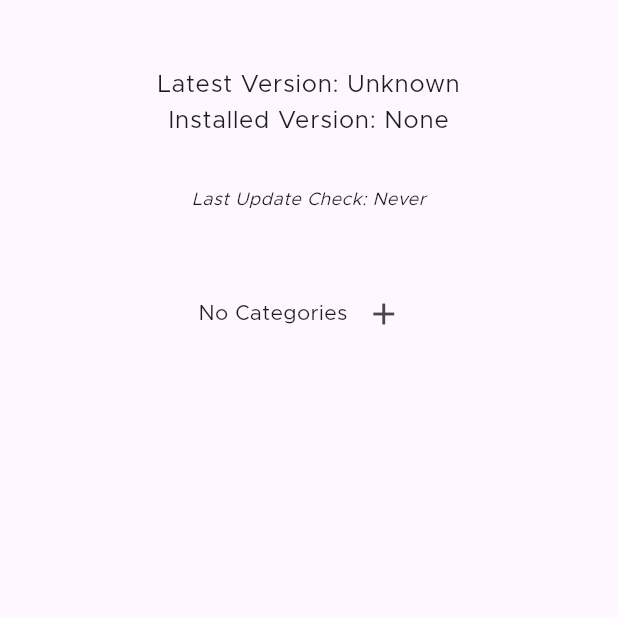
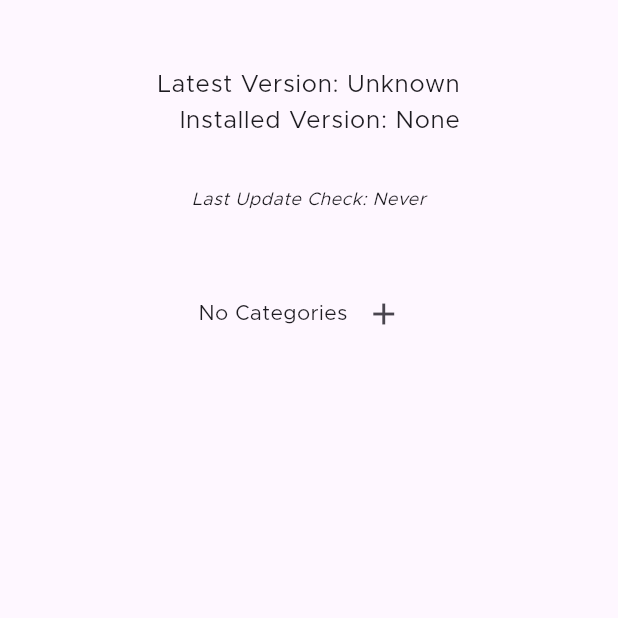
Before and after one commit to ImranR98/Obtainium, a Flutter app: the AppPage screen opened directly with empty values, on a phone screen of 412 x 824 dp, the part 466-1084 px from its top. Run offline on Flutter 3.47's test engine with Material 2 defaults, Android fonts, the phone set to English and light mode, and no system bars; drawn by our look-alikes of dynamic_color; our stand-ins replace device_info_plus, easy_localization, file_picker, flutter_local_notifications, flutter_markdown, fluttertoast and 5 more; missing offline and left inert: android_alarm_manager_plus, android_intent_plus, android_package_installer, flutter_fgbg, installed_apps, markdown and 1 more; accounts and stored records are empty.

Commit message:
Improve version text alignment on app page (#607)

```diff
--- a/lib/pages/app.dart
+++ b/lib/pages/app.dart
@@ -1,3 +1,5 @@
+import 'dart:ui';
+
 import 'package:easy_localization/easy_localization.dart';
 import 'package:flutter/material.dart';
 import 'package:flutter/services.dart';
@@ -82,20 +84,20 @@ class _AppPageState extends State<AppPage> {
             const SizedBox(
               height: 32,
             ),
-            Text(
-              tr('latestVersionX',
-                  args: [app?.app.latestVersion ?? tr('unknown')]),
-              textAlign: TextAlign.center,
-              style: Theme.of(context).textTheme.bodyLarge,
-            ),
-            Text(
-              '${tr('installedVersionX', args: [
-                    app?.app.installedVersion ?? tr('none')
-                  ])}${trackOnly ? ' ${tr('estimateInBrackets')}\n\n${tr('xIsTrackOnly', args: [
-                      tr('app')
-                    ])}' : ''}',
-              textAlign: TextAlign.center,
-              style: Theme.of(context).textTheme.bodyLarge,
+            Column(
+              children: [
+                Text(
+                  '${tr('latestVersionX', args: [
+                        app?.app.latestVersion ?? tr('unknown')
+                      ])}\n${tr('installedVersionX', args: [
+                        app?.app.installedVersion ?? tr('none')
+                      ])}${trackOnly ? ' ${tr('estimateInBrackets')}\n\n${tr('xIsTrackOnly', args: [
+                          tr('app')
+                        ])}' : ''}',
+                  textAlign: TextAlign.end,
+                  style: Theme.of(context).textTheme.bodyLarge!,
+                ),
+              ],
             ),
             if (app?.app.installedVersion != null &&
                 !isVersionDetectionStandard)
```
